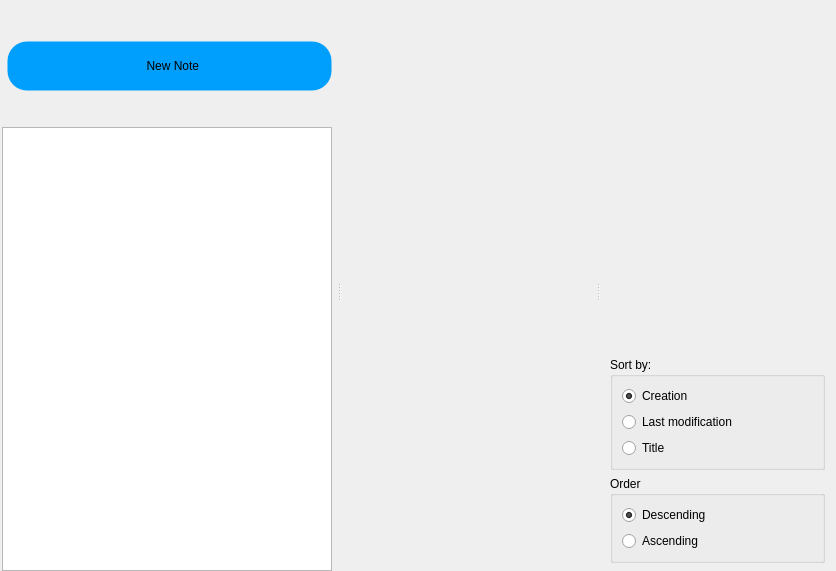
Old version of the form forms/NotesDisplayingTab.ui in the repository Patryk-Trojak/Notes.
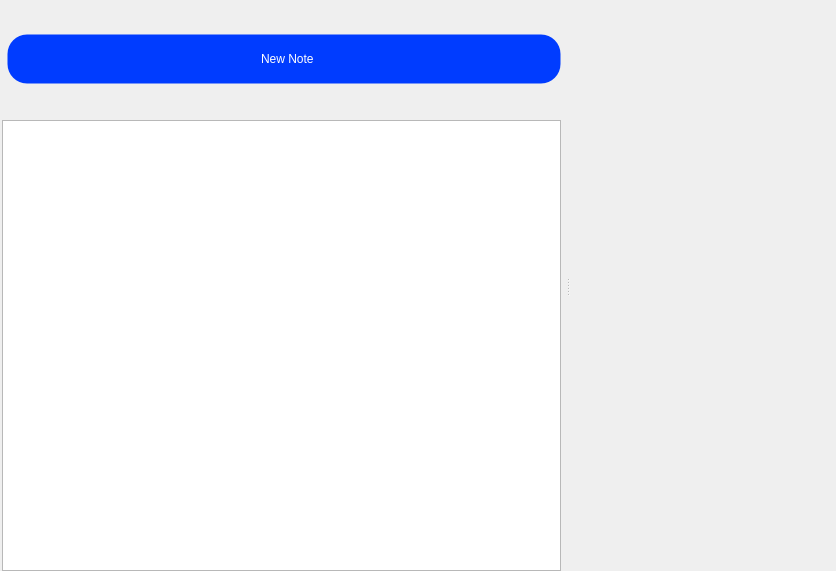
New version of the form. Icons and pictures are not drawn. Custom widgets are drawn as their Qt base class.

Commit message: Move sort otions to popup widget

Patch:
```diff
--- a/forms/NotesDisplayingTab.ui
+++ b/forms/NotesDisplayingTab.ui
@@ -23,6 +23,9 @@
    <property name="leftMargin">
     <number>2</number>
    </property>
+   <property name="topMargin">
+    <number>0</number>
+   </property>
    <property name="bottomMargin">
     <number>0</number>
    </property>
@@ -37,7 +40,7 @@
         <number>0</number>
        </property>
        <property name="topMargin">
-        <number>0</number>
+        <number>4</number>
        </property>
        <property name="rightMargin">
         <number>5</number>
@@ -79,12 +82,18 @@
             </property>
             <property name="styleSheet">
              <string notr="true">QPushButton{
-background-color: #009ffd;
+background: rgba(0,60,255,255);
 border-style: solid; 
 border-color: transparent; 
 border-width: 1px;
 border-radius:20px;
-}</string>
+color: white;
+}
+
+
+
+
+</string>
             </property>
             <property name="text">
              <string>  New Note</string>
@@ -156,163 +165,6 @@
        </property>
       </layout>
      </widget>
-     <widget class="QWidget" name="rightFrame" native="true">
-      <layout class="QVBoxLayout" name="verticalLayout_4">
-       <property name="leftMargin">
-        <number>10</number>
-       </property>
-       <property name="topMargin">
-        <number>0</number>
-       </property>
-       <property name="rightMargin">
-        <number>0</number>
-       </property>
-       <property name="bottomMargin">
-        <number>8</number>
-       </property>
-       <item alignment="Qt::AlignRight">
-        <widget class="QPushButton" name="aboutNotes">
-         <property name="sizePolicy">
-          <sizepolicy hsizetype="Maximum" vsizetype="Fixed">
-           <horstretch>0</horstretch>
-           <verstretch>0</verstretch>
-          </sizepolicy>
-         </property>
-         <property name="styleSheet">
-          <string notr="true">border: none</string>
-         </property>
-         <property name="text">
-          <string/>
-         </property>
-         <property name="icon">
-          <iconset resource="../resources/images.qrc">
-           <normaloff>:/images/about.png</normaloff>:/images/about.png</iconset>
-         </property>
-         <property name="iconSize">
-          <size>
-           <width>23</width>
-           <height>24</height>
-          </size>
-         </property>
-        </widget>
-       </item>
-       <item>
-        <spacer name="verticalSpacer">
-         <property name="orientation">
-          <enum>Qt::Vertical</enum>
-         </property>
-         <property name="sizeHint" stdset="0">
-          <size>
-           <width>20</width>
-           <height>127</height>
-          </size>
-         </property>
-        </spacer>
-       </item>
-       <item>
-        <spacer name="horizontalSpacer">
-         <property name="orientation">
-          <enum>Qt::Horizontal</enum>
-         </property>
-         <property name="sizeHint" stdset="0">
-          <size>
-           <width>40</width>
-           <height>20</height>
-          </size>
-         </property>
-        </spacer>
-       </item>
-       <item>
-        <widget class="QGroupBox" name="sortCriteria">
-         <property name="sizePolicy">
-          <sizepolicy hsizetype="Preferred" vsizetype="Preferred">
-           <horstretch>0</horstretch>
-           <verstretch>0</verstretch>
-          </sizepolicy>
-         </property>
-         <property name="minimumSize">
-          <size>
-           <width>165</width>
-           <height>0</height>
-          </size>
-         </property>
-         <property name="title">
-          <string>Sort by:</string>
-         </property>
-         <property name="checkable">
-          <bool>false</bool>
-         </property>
-         <property name="checked">
-          <bool>false</bool>
-         </property>
-         <layout class="QVBoxLayout" name="verticalLayout_2">
-          <item>
-           <widget class="QRadioButton" name="sortByCreationDateButton">
-            <property name="text">
-             <string>Creation</string>
-            </property>
-            <property name="checked">
-             <bool>true</bool>
-            </property>
-           </widget>
-          </item>
-          <item>
-           <widget class="QRadioButton" name="sortByModificationDateButton">
-            <property name="text">
-             <string>Last modification</string>
-            </property>
-           </widget>
-          </item>
-          <item>
-           <widget class="QRadioButton" name="sortByTitleButton">
-            <property name="text">
-             <string>Title</string>
-            </property>
-            <property name="checked">
-             <bool>false</bool>
-            </property>
-           </widget>
-          </item>
-         </layout>
-        </widget>
-       </item>
-       <item>
-        <widget class="QGroupBox" name="sortOrder">
-         <property name="title">
-          <string>Order</string>
-         </property>
-         <property name="flat">
-          <bool>false</bool>
-         </property>
-         <property name="checkable">
-          <bool>false</bool>
-         </property>
-         <layout class="QVBoxLayout" name="verticalLayout_3">
-          <item>
-           <widget class="QRadioButton" name="sortInDescendingOrder">
-            <property name="text">
-             <string>Descending</string>
-            </property>
-            <property name="checked">
-             <bool>true</bool>
-            </property>
-           </widget>
-          </item>
-          <item>
-           <widget class="QRadioButton" name="sortInAscendingOrderButton">
-            <property name="text">
-             <string>Ascending</string>
-            </property>
-            <property name="checked">
-             <bool>false</bool>
-            </property>
-           </widget>
-          </item>
-         </layout>
-        </widget>
-       </item>
-      </layout>
-     </widget>
     </widget>
    </item>
   </layout>
```
The commit also changes 8 other files.
